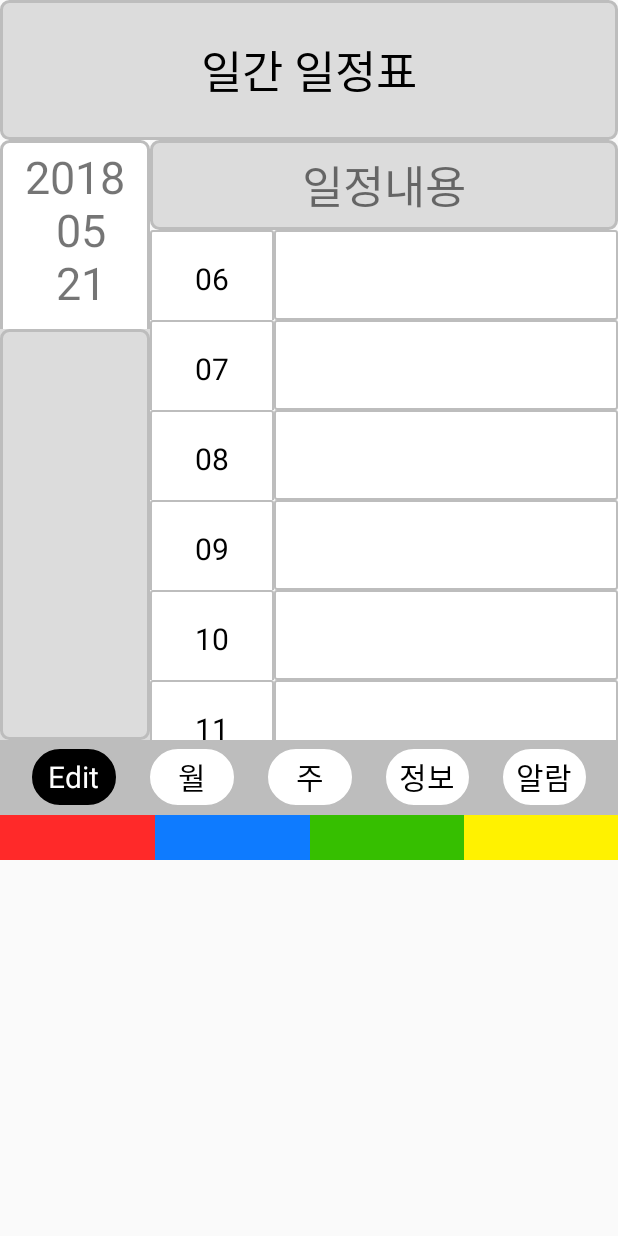
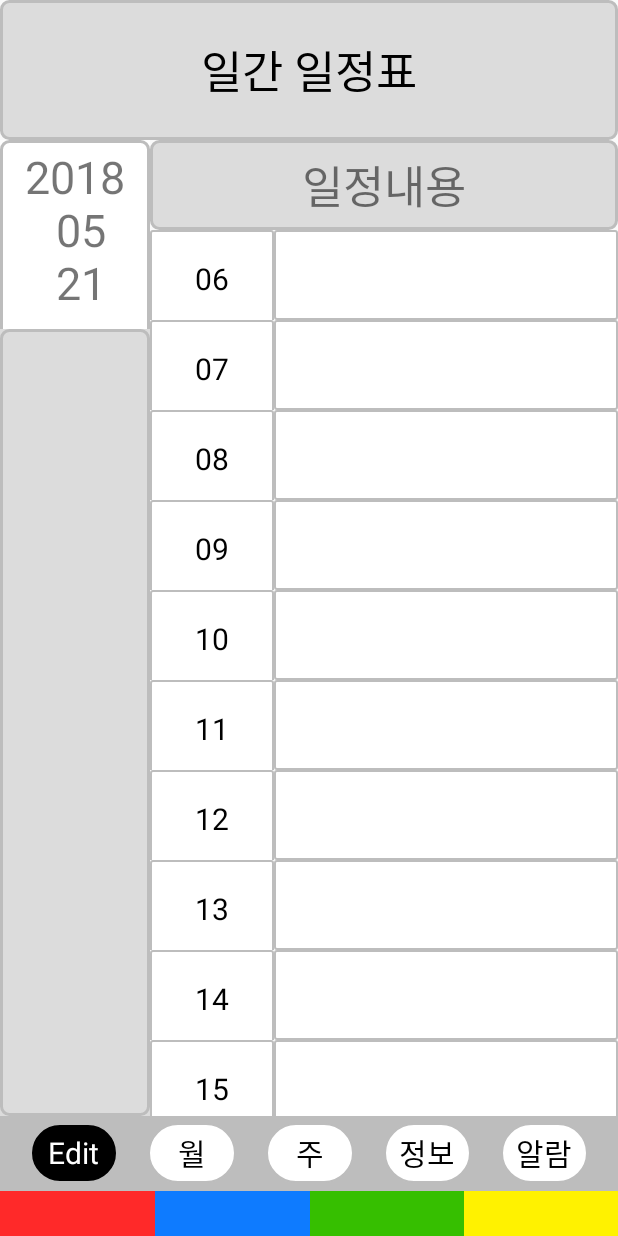
Before and after one commit to snakim0813/Smart-Planer, an Android app: the screen it shows after launch (MainActivity), on a phone screen of 412 x 824 dp. Run offline under Robolectric (Android 15) with nearby library versions, the phone set to English and light mode, and no system bars.

Commit message:
Overall View Correct test
layout - acttivitymain
any android enviroment ->full screen

```diff
--- a/app/src/main/res/layout/activity_main.xml
+++ b/app/src/main/res/layout/activity_main.xml
@@ -1,5 +1,5 @@
 <?xml version="1.0" encoding="utf-8"?>
-<LinearLayout xmlns:android="http://schemas.android.com/apk/res/android"
+<RelativeLayout xmlns:android="http://schemas.android.com/apk/res/android"
     xmlns:app="http://schemas.android.com/apk/res-auto"
     xmlns:tools="http://schemas.android.com/tools"
     android:layout_width="match_parent"
@@ -25,7 +25,7 @@
     <LinearLayout
         android:id="@+id/layout02"
         android:layout_width="match_parent"
-        android:layout_height="400dp"
+        android:layout_height="match_parent"
         android:layout_below="@id/layout01"
         android:layout_above="@id/layout03"
         android:orientation="horizontal">
@@ -56,8 +56,8 @@
             <LinearLayout
                 android:layout_width="match_parent"
                 android:layout_height="match_parent"
-                android:background="@drawable/sild2"
-                android:layout_weight="1">
+                android:layout_weight="1"
+                android:background="@drawable/sild2">
 
             </LinearLayout>
 
@@ -874,7 +874,6 @@
 
             android:layout_width="match_parent"
             android:layout_height="50dp"
-            android:orientation="horizontal"
             android:background="#BDBDBD"
             android:gravity="center"
             >
@@ -1050,4 +1049,4 @@
         </LinearLayout>
     </LinearLayout>
 
-</LinearLayout>
+</RelativeLayout>
```
